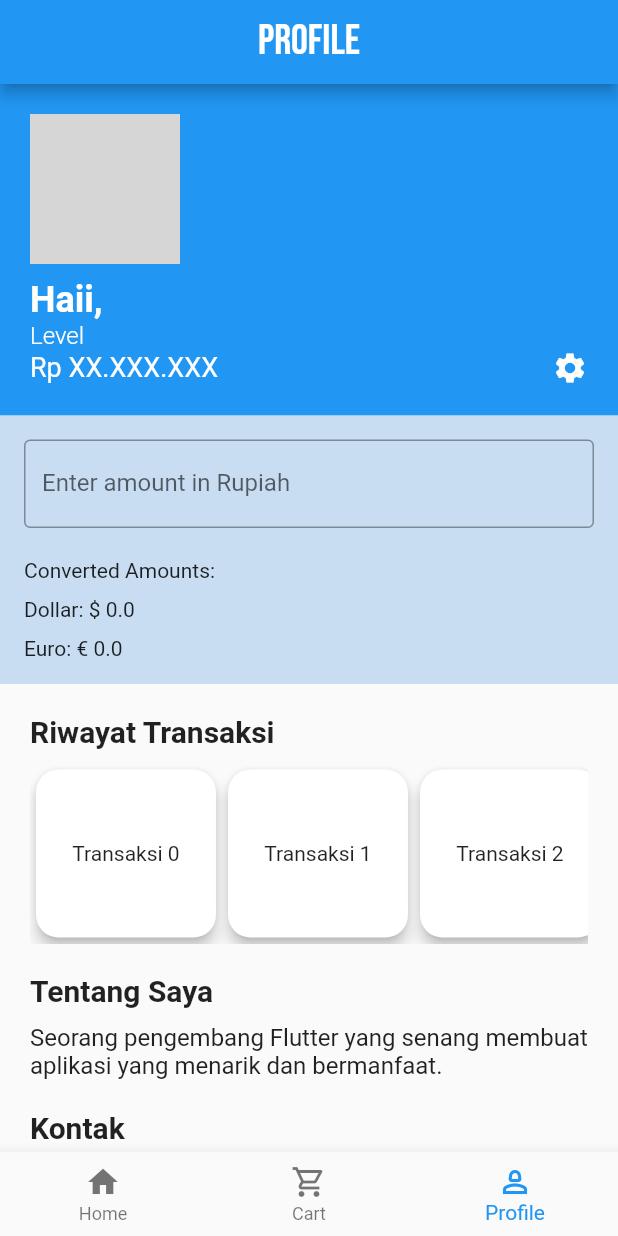
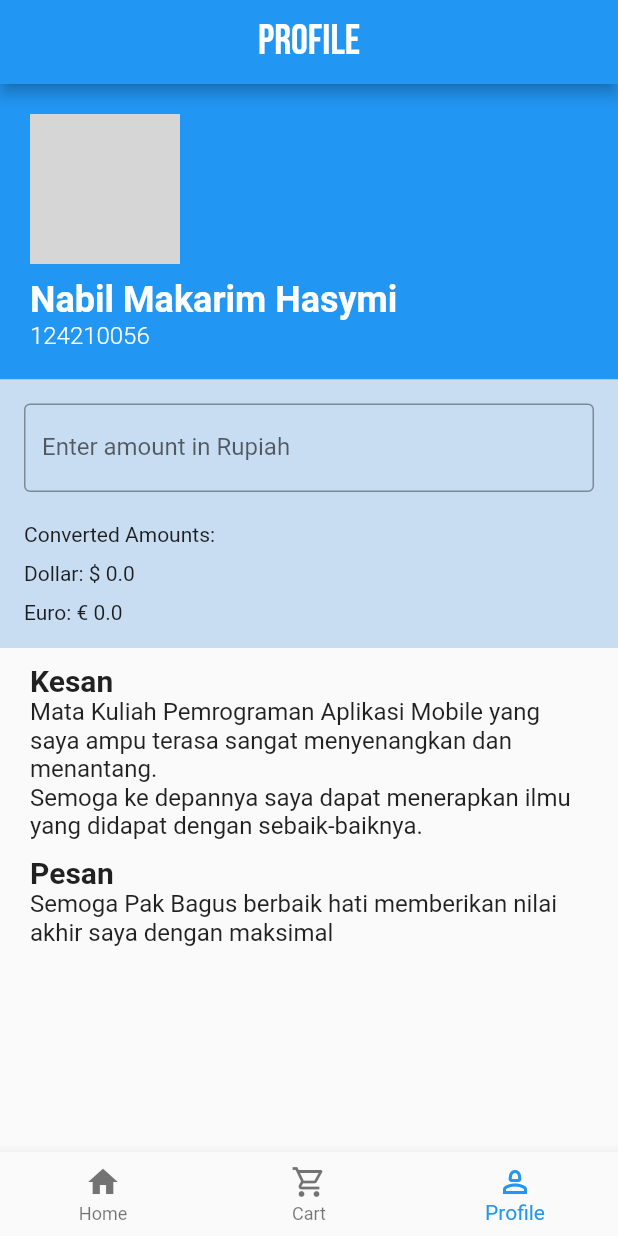
Before and after one commit to nabilhasymi/finPro_Mobile, a Flutter app: the HalamanProfile screen opened directly, on a phone screen of 412 x 824 dp. Run offline on Flutter 3.47's test engine with Material 2 defaults, Android fonts, the phone set to English and light mode, and no system bars; our stand-ins replace font_awesome_flutter, hive, hive_flutter, shared_preferences; accounts and stored records are empty; grey boxes are pictures that could not be loaded.

Commit message:
Fifthh Commit

```diff
--- a/lib/Pages/HalamanJam.dart
+++ b/lib/Pages/HalamanJam.dart
@@ -14,9 +14,9 @@ class _ClockPageState extends State<ClockPage> {
   late Timer _timer;
   late DateFormat _format;
   late String _time = '';
-  late String _jakartaTime = '';
-  late String _tokyoTime = '';
-  late String _londonTime = '';
+  late String WIB = '';
+  late String WITA = '';
+  late String WIT = '';
 
   @override
   void initState() {
@@ -38,12 +38,12 @@ class _ClockPageState extends State<ClockPage> {
       DateTime now = DateTime.now();
       _time = _format.format(now);
 
-      _jakartaTime = _format.format(
+      WIB = _format.format(
           DateTime.now().toUtc().add(Duration(hours: 7))); // Jakarta is UTC+7
-      _tokyoTime = _format.format(
-          DateTime.now().toUtc().add(Duration(hours: 9))); // Tokyo is UTC+9
-      _londonTime = _format.format(
-          DateTime.now().toUtc().add(Duration(hours: 0))); // London is UTC+0
+      WITA = _format.format(
+          DateTime.now().toUtc().add(Duration(hours: 8))); // Tokyo is UTC+9
+      WIT = _format.format(
+          DateTime.now().toUtc().add(Duration(hours: 9))); // London is UTC+0
     });
   }
 
@@ -100,14 +100,14 @@ class _ClockPageState extends State<ClockPage> {
                               size: 15,
                             ),
                             Text(
-                              ' Jakarta Time',
+                              ' WIB Time',
                               style: TextStyle(fontSize: 16),
                             ),
                           ],
                         ),
                         SizedBox(height: 4),
                         Text(
-                          _jakartaTime,
+                          WIB,
                           style: TextStyle(
                               fontSize: 16, fontWeight: FontWeight.bold),
                         ),
@@ -132,14 +132,14 @@ class _ClockPageState extends State<ClockPage> {
                               size: 15,
                             ),
                             Text(
-                              ' Tokyo Time',
+                              ' WITA Time',
                               style: TextStyle(fontSize: 16),
                             ),
                           ],
                         ),
                         SizedBox(height: 4),
                         Text(
-                          _tokyoTime,
+                          WITA,
                           style: TextStyle(
                               fontSize: 16, fontWeight: FontWeight.bold),
                         ),
@@ -164,14 +164,14 @@ class _ClockPageState extends State<ClockPage> {
                               size: 15,
                             ),
                             Text(
-                              ' London Time',
+                              ' WITA Time',
                               style: TextStyle(fontSize: 16),
                             ),
                           ],
                         ),
                         SizedBox(height: 4),
                         Text(
-                          _londonTime,
+                          WIT,
                           style: TextStyle(
                               fontSize: 16, fontWeight: FontWeight.bold),
                         ),
--- a/lib/Pages/HalamanProfile.dart
+++ b/lib/Pages/HalamanProfile.dart
@@ -56,11 +56,11 @@ class _HalamanProfileState extends State<HalamanProfile> {
                   children: <Widget>[
                     CircleAvatar(
                       radius: 50.0,
-                      backgroundImage: AssetImage('assets/profile_image.jpg'),
+                      foregroundImage: AssetImage('../assets/profile.jpeg'),
                     ),
                     SizedBox(height: 10.0),
                     Text(
-                      'Haii, $username',
+                      'Nabil Makarim Hasymi',
                       style: TextStyle(
                         fontSize: 24.0,
                         fontWeight: FontWeight.bold,
@@ -68,42 +68,13 @@ class _HalamanProfileState extends State<HalamanProfile> {
                       ),
                     ),
                     Text(
-                      'Level',
+                      '124210056',
                       style: TextStyle(
                           fontSize: 16.0,
                           color: Colors.white,
                           fontWeight: FontWeight.w300),
                     ),
                     //SizedBox(height: 10.0),
-
-                    Row(
-                      mainAxisAlignment: MainAxisAlignment.spaceBetween,
-                      children: <Widget>[
-                        GestureDetector(
-                          onTap: () {
-                            // Aksi ketika saldo ditekan
-                            print('Saldo ditekan');
-                          },
-                          child: Text(
-                            'Rp XX.XXX.XXX',
-                            style: TextStyle(
-                              fontSize: 18.0,
-                              color: Colors.white,
-                            ),
-                          ),
-                        ),
-                        GestureDetector(
-                          onTap: () {
-                            // Aksi ketika pengaturan ditekan
-                            print('Pengaturan ditekan');
-                          },
-                          child: Icon(
-                            Icons.settings,
-                            color: Colors.white,
-                          ),
-                        ),
-                      ],
-                    ),
                   ],
                 ),
               ),
@@ -112,113 +83,35 @@ class _HalamanProfileState extends State<HalamanProfile> {
                 child: CurrencyConverter(),
                 color: Color.fromARGB(183, 181, 210, 239)),
             Padding(
-              padding: const EdgeInsets.all(20.0),
+              padding: EdgeInsets.fromLTRB(20, 0, 20, 20),
               child: Column(
                 crossAxisAlignment: CrossAxisAlignment.start,
                 children: <Widget>[
+                  SizedBox(height: 10.0),
                   Text(
-                    'Riwayat Transaksi',
+                    'Kesan',
                     style: TextStyle(
                       fontSize: 20.0,
                       fontWeight: FontWeight.bold,
                     ),
                   ),
+                  Text(
+                    'Mata Kuliah Pemrograman Aplikasi Mobile yang saya ampu terasa sangat menyenangkan dan menantang. \nSemoga ke depannya saya dapat menerapkan ilmu yang didapat dengan sebaik-baiknya.',
+                    style: TextStyle(fontSize: 16.0),
+                  ),
                   SizedBox(height: 10.0),
-                  // ListView dengan scroll horizontal untuk riwayat transaksi
-                  Container(
-                    height: 120.0, // Tinggi item transaksi
-                    child: ListView.builder(
-                      scrollDirection: Axis.horizontal,
-                      itemCount: 10, // Jumlah transaksi
-                      itemBuilder: (BuildContext context, int index) {
-                        // Widget untuk menampilkan setiap item transaksi
-                        return Card(
-                          shape: RoundedRectangleBorder(
-                            borderRadius: BorderRadius.circular(15.0),
-                          ),
-                          elevation: 4, // memberikan efek shadow
-                          child: Container(
-                            width: 120.0, // Lebar item transaksi
-                            padding: EdgeInsets.all(8.0),
-                            child: Center(
-                              child: Text('Transaksi $index'),
-                            ),
-                          ),
-                        );
-                      },
-                    ),
-                  ),
-                ],
-              ),
-            ),
-            Padding(
-              padding: EdgeInsets.fromLTRB(20, 0, 20, 20),
-              child: Column(
-                crossAxisAlignment: CrossAxisAlignment.start,
-                children: <Widget>[
                   Text(
-                    'Tentang Saya',
+                    'Pesan',
                     style: TextStyle(
                       fontSize: 20.0,
                       fontWeight: FontWeight.bold,
                     ),
                   ),
-                  SizedBox(height: 10.0),
                   Text(
-                    'Seorang pengembang Flutter yang senang membuat aplikasi yang menarik dan bermanfaat.',
+                    'Semoga Pak Bagus berbaik hati memberikan nilai akhir saya dengan maksimal',
                     style: TextStyle(fontSize: 16.0),
                   ),
                   SizedBox(height: 20.0),
-                  Text(
-                    'Kontak',
-                    style: TextStyle(
-                      fontSize: 20.0,
-                      fontWeight: FontWeight.bold,
-                    ),
-                  ),
-                  SizedBox(height: 10.0),
-                  Row(
-                    children: <Widget>[
-                      Icon(Icons.email),
-                      SizedBox(width: 10.0),
-                      Text('john.doe@email.com'),
-                    ],
-                  ),
-                  Row(
-                    children: <Widget>[
-                      Icon(Icons.phone),
-                      SizedBox(width: 10.0),
-                      Text('+1234567890'),
-                    ],
-                  ),
-                  SizedBox(height: 20.0),
-                  GestureDetector(
-                    onTap: () {
-                      // Aksi ketika edit profil ditekan
-                      print('Edit Profil ditekan');
-                    },
-                    child: Container(
-                      color: Colors.blue,
-                      padding: EdgeInsets.all(10.0),
-                      child: Row(
-                        mainAxisAlignment: MainAxisAlignment.center,
-                        children: <Widget>[
-                          Icon(
-                            Icons.edit,
-                            color: Colors.white,
-                          ),
-                          SizedBox(width: 5.0),
-                          Text(
-                            'Edit Profil',
-                            style: TextStyle(
-                              color: Colors.white,
-                              fontSize: 18.0,
-                            ),
-                          ),
-                        ],
-                      ),
-                    ),
-                  ),
                 ],
               ),
             ),
```
Also changed, not shown: assets/Background.jpg (added), assets/profile.jpeg (added).
